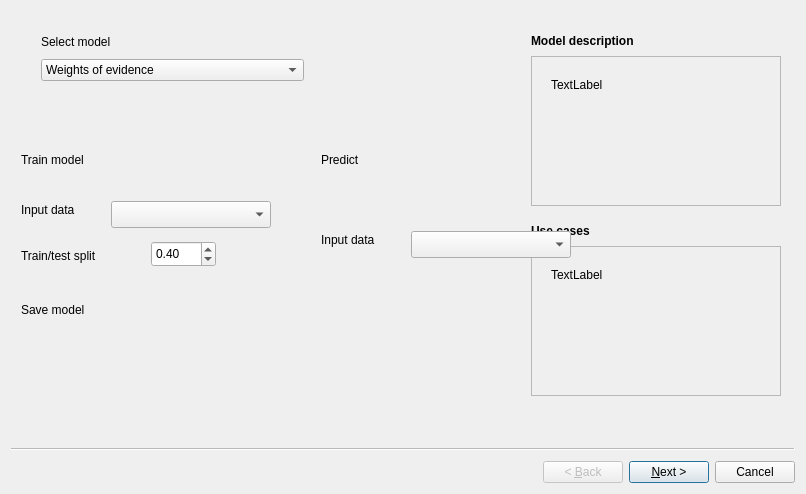
Old version of the form eis_qgis_plugin/resources/ui/model/model_dialog_wizard.ui in the repository GispoCoding/eis_qgis_plugin.
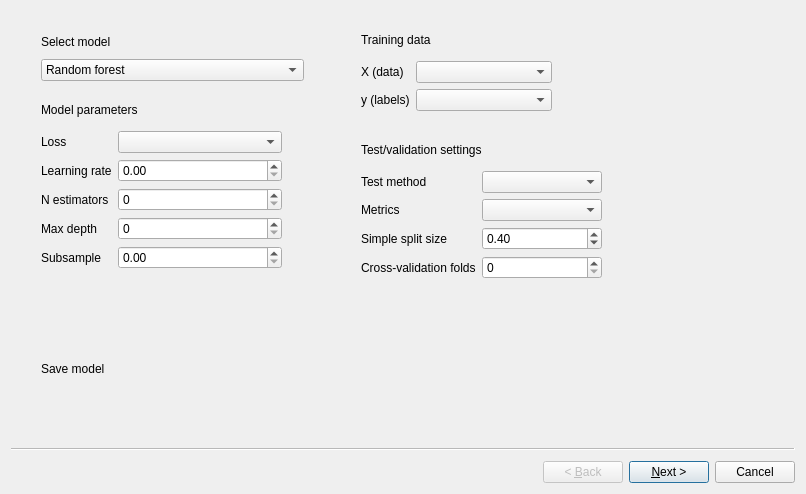
New version of the form. Custom widgets are drawn as their Qt base class.

```diff
--- a/eis_qgis_plugin/resources/ui/model/model_dialog_wizard.ui
+++ b/eis_qgis_plugin/resources/ui/model/model_dialog_wizard.ui
@@ -38,17 +38,7 @@
       <widget class="QComboBox" name="comboBox">
        <item>
         <property name="text">
-         <string>Weights of evidence</string>
-        </property>
-       </item>
-       <item>
-        <property name="text">
-         <string>MLP (Multilayer perceptron)</string>
-        </property>
-       </item>
-       <item>
-        <property name="text">
-         <string>CNN (Convoluted neural netwrok)</string>
+         <string>Random forest</string>
         </property>
        </item>
        <item>
@@ -61,233 +51,46 @@
          <string>Random forests</string>
         </property>
        </item>
-      </widget>
-     </item>
-    </layout>
-   </widget>
-   <widget class="QWidget" name="layoutWidget">
-    <property name="geometry">
-     <rect>
-      <x>520</x>
-      <y>20</y>
-      <width>252</width>
-      <height>175</height>
-     </rect>
-    </property>
-    <layout class="QVBoxLayout" name="verticalLayout_2">
-     <item>
-      <widget class="QLabel" name="label_8">
-       <property name="font">
-        <font>
-         <weight>75</weight>
-         <bold>true</bold>
-        </font>
-       </property>
-       <property name="text">
-        <string>Model description</string>
-       </property>
-      </widget>
-     </item>
-     <item>
-      <widget class="QFrame" name="frame_3">
-       <property name="sizePolicy">
-        <sizepolicy hsizetype="Fixed" vsizetype="Fixed">
-         <horstretch>0</horstretch>
-         <verstretch>0</verstretch>
-        </sizepolicy>
-       </property>
-       <property name="minimumSize">
-        <size>
-         <width>250</width>
-         <height>150</height>
-        </size>
-       </property>
-       <property name="frameShape">
-        <enum>QFrame::StyledPanel</enum>
-       </property>
-       <property name="frameShadow">
-        <enum>QFrame::Raised</enum>
-       </property>
-       <widget class="QLabel" name="label_7">
-        <property name="geometry">
-         <rect>
-          <x>20</x>
-          <y>20</y>
-          <width>67</width>
-          <height>17</height>
-         </rect>
-        </property>
+       <item>
         <property name="text">
-         <string>TextLabel</string>
+         <string>Weights of evidence</string>
         </property>
-       </widget>
+       </item>
       </widget>
      </item>
     </layout>
    </widget>
-   <widget class="QWidget" name="layoutWidget">
-    <property name="geometry">
-     <rect>
-      <x>520</x>
-      <y>210</y>
-      <width>252</width>
-      <height>175</height>
-     </rect>
-    </property>
-    <layout class="QVBoxLayout" name="verticalLayout">
-     <item>
-      <widget class="QLabel" name="label_6">
-       <property name="font">
-        <font>
-         <weight>75</weight>
-         <bold>true</bold>
-        </font>
-       </property>
-       <property name="text">
-        <string>Use cases</string>
-       </property>
-      </widget>
-     </item>
-     <item>
-      <widget class="QFrame" name="frame_2">
-       <property name="sizePolicy">
-        <sizepolicy hsizetype="Fixed" vsizetype="Fixed">
-         <horstretch>0</horstretch>
-         <verstretch>0</verstretch>
-        </sizepolicy>
-       </property>
-       <property name="minimumSize">
-        <size>
-         <width>250</width>
-         <height>150</height>
-        </size>
-       </property>
-       <property name="frameShape">
-        <enum>QFrame::StyledPanel</enum>
-       </property>
-       <property name="frameShadow">
-        <enum>QFrame::Raised</enum>
-       </property>
-       <widget class="QLabel" name="label_5">
-        <property name="geometry">
-         <rect>
-          <x>20</x>
-          <y>20</y>
-          <width>67</width>
-          <height>17</height>
-         </rect>
-        </property>
-        <property name="text">
-         <string>TextLabel</string>
-        </property>
-       </widget>
-      </widget>
-     </item>
-    </layout>
-   </widget>
-   <widget class="QLabel" name="label_2">
-    <property name="geometry">
-     <rect>
-      <x>10</x>
-      <y>140</y>
-      <width>91</width>
-      <height>17</height>
-     </rect>
-    </property>
-    <property name="text">
-     <string>Train model</string>
-    </property>
-   </widget>
    <widget class="QLabel" name="label_4">
     <property name="geometry">
      <rect>
-      <x>310</x>
-      <y>140</y>
-      <width>67</width>
+      <x>30</x>
+      <y>90</y>
+      <width>131</width>
       <height>17</height>
      </rect>
     </property>
     <property name="text">
-     <string>Predict</string>
+     <string>Model parameters</string>
     </property>
    </widget>
-   <widget class="QgsMapLayerComboBox" name="mMapLayerComboBox">
+   <widget class="QLabel" name="label_5">
     <property name="geometry">
      <rect>
-      <x>100</x>
-      <y>190</y>
-      <width>160</width>
-      <height>27</height>
-     </rect>
-    </property>
-   </widget>
-   <widget class="QLabel" name="label_9">
-    <property name="geometry">
-     <rect>
-      <x>10</x>
-      <y>190</y>
-      <width>81</width>
+      <x>350</x>
+      <y>20</y>
+      <width>131</width>
       <height>17</height>
      </rect>
     </property>
     <property name="text">
-     <string>Input data</string>
+     <string>Training data</string>
     </property>
    </widget>
-   <widget class="QLabel" name="label_11">
+   <widget class="QgsFileWidget" name="mQgsFileWidget_2">
     <property name="geometry">
      <rect>
-      <x>10</x>
-      <y>236</y>
-      <width>111</width>
-      <height>17</height>
-     </rect>
-    </property>
-    <property name="text">
-     <string>Train/test split</string>
-    </property>
-   </widget>
-   <widget class="QDoubleSpinBox" name="doubleSpinBox">
-    <property name="geometry">
-     <rect>
-      <x>140</x>
-      <y>230</y>
-      <width>65</width>
-      <height>26</height>
-     </rect>
-    </property>
-    <property name="value">
-     <double>0.400000000000000</double>
-    </property>
-   </widget>
-   <widget class="QLabel" name="label_13">
-    <property name="geometry">
-     <rect>
-      <x>310</x>
-      <y>220</y>
-      <width>81</width>
-      <height>17</height>
-     </rect>
-    </property>
-    <property name="text">
-     <string>Input data</string>
-    </property>
-   </widget>
-   <widget class="QgsMapLayerComboBox" name="mMapLayerComboBox_2">
-    <property name="geometry">
-     <rect>
-      <x>400</x>
-      <y>220</y>
-      <width>160</width>
-      <height>27</height>
-     </rect>
-    </property>
-   </widget>
-   <widget class="QgsFileWidget" name="mQgsFileWidget">
-    <property name="geometry">
-     <rect>
-      <x>110</x>
-      <y>287</y>
+      <x>130</x>
+      <y>347</y>
       <width>151</width>
       <height>27</height>
      </rect>
@@ -296,16 +99,182 @@
    <widget class="QLabel" name="label_15">
     <property name="geometry">
      <rect>
-      <x>10</x>
-      <y>290</y>
+      <x>30</x>
+      <y>350</y>
       <width>91</width>
-      <height>17</height>
+      <height>16</height>
      </rect>
     </property>
     <property name="text">
      <string>Save model</string>
     </property>
    </widget>
+   <widget class="QLabel" name="label_6">
+    <property name="geometry">
+     <rect>
+      <x>350</x>
+      <y>130</y>
+      <width>171</width>
+      <height>17</height>
+     </rect>
+    </property>
+    <property name="text">
+     <string>Test/validation settings</string>
+    </property>
+   </widget>
+   <widget class="QWidget" name="layoutWidget">
+    <property name="geometry">
+     <rect>
+      <x>30</x>
+      <y>120</y>
+      <width>241</width>
+      <height>161</height>
+     </rect>
+    </property>
+    <layout class="QFormLayout" name="formLayout_2">
+     <item row="0" column="0">
+      <widget class="QLabel" name="lossLabel">
+       <property name="text">
+        <string>Loss</string>
+       </property>
+      </widget>
+     </item>
+     <item row="0" column="1">
+      <widget class="QComboBox" name="lossComboBox"/>
+     </item>
+     <item row="1" column="0">
+      <widget class="QLabel" name="learningRateLabel">
+       <property name="text">
+        <string>Learning rate</string>
+       </property>
+      </widget>
+     </item>
+     <item row="1" column="1">
+      <widget class="QgsDoubleSpinBox" name="learningRateQgsDoubleSpinBox"/>
+     </item>
+     <item row="2" column="0">
+      <widget class="QLabel" name="nEstimatorsLabel">
+       <property name="text">
+        <string>N estimators</string>
+       </property>
+      </widget>
+     </item>
+     <item row="2" column="1">
+      <widget class="QgsSpinBox" name="nEstimatorsQgsSpinBox"/>
+     </item>
+     <item row="3" column="0">
+      <widget class="QLabel" name="maxDepthLabel">
+       <property name="text">
+        <string>Max depth</string>
+       </property>
+      </widget>
+     </item>
+     <item row="3" column="1">
+      <widget class="QgsSpinBox" name="maxDepthQgsSpinBox"/>
+     </item>
+     <item row="4" column="0">
+      <widget class="QLabel" name="subsampleLabel">
+       <property name="text">
+        <string>Subsample</string>
+       </property>
+      </widget>
+     </item>
+     <item row="4" column="1">
+      <widget class="QgsDoubleSpinBox" name="subsampleQgsDoubleSpinBox"/>
+     </item>
+    </layout>
+   </widget>
+   <widget class="QWidget" name="layoutWidget">
+    <property name="geometry">
+     <rect>
+      <x>350</x>
+      <y>50</y>
+      <width>191</width>
+      <height>58</height>
+     </rect>
+    </property>
+    <layout class="QFormLayout" name="formLayout_3">
+     <item row="0" column="0">
+      <widget class="QLabel" name="label_9">
+       <property name="text">
+        <string>X (data)</string>
+       </property>
+      </widget>
+     </item>
+     <item row="0" column="1">
+      <widget class="QgsMapLayerComboBox" name="mMapLayerComboBox"/>
+     </item>
+     <item row="1" column="0">
+      <widget class="QLabel" name="label_2">
+       <property name="text">
+        <string>y (labels)</string>
+       </property>
+      </widget>
+     </item>
+     <item row="1" column="1">
+      <widget class="QgsMapLayerComboBox" name="mMapLayerComboBox_2"/>
+     </item>
+    </layout>
+   </widget>
+   <widget class="QWidget" name="layoutWidget">
+    <property name="geometry">
+     <rect>
+      <x>350</x>
+      <y>160</y>
+      <width>241</width>
+      <height>122</height>
+     </rect>
+    </property>
+    <layout class="QFormLayout" name="formLayout_4">
+     <item row="0" column="0">
+      <widget class="QLabel" name="testMethodLabel_4">
+       <property name="text">
+        <string>Test method</string>
+       </property>
+      </widget>
+     </item>
+     <item row="0" column="1">
+      <widget class="QComboBox" name="testMethodComboBox_3"/>
+     </item>
+     <item row="1" column="0">
+      <widget class="QLabel" name="testMethodLabel_3">
+       <property name="text">
+        <string>Metrics</string>
+       </property>
+      </widget>
+     </item>
+     <item row="1" column="1">
+      <widget class="QComboBox" name="testMethodComboBox_4"/>
+     </item>
+     <item row="2" column="0">
+      <widget class="QLabel" name="simpleSplitSizeLabel_2">
+       <property name="text">
+        <string>Simple split size</string>
+       </property>
+      </widget>
+     </item>
+     <item row="2" column="1">
+      <widget class="QDoubleSpinBox" name="doubleSpinBox_2">
+       <property name="minimum">
+        <double>0.010000000000000</double>
+       </property>
+       <property name="value">
+        <double>0.400000000000000</double>
+       </property>
+      </widget>
+     </item>
+     <item row="3" column="0">
+      <widget class="QLabel" name="crossValidationFoldsLabel_2">
+       <property name="text">
+        <string>Cross-validation folds</string>
+       </property>
+      </widget>
+     </item>
+     <item row="3" column="1">
+      <widget class="QgsSpinBox" name="crossValidationFoldsQgsSpinBox_2"/>
+     </item>
+    </layout>
+   </widget>
   </widget>
   <widget class="QWizardPage" name="wizardPage"/>
   <widget class="QWizardPage" name="wizardPage2">
@@ -475,6 +444,11 @@
   </widget>
  </widget>
  <customwidgets>
+  <customwidget>
+   <class>QgsDoubleSpinBox</class>
+   <extends>QDoubleSpinBox</extends>
+   <header>qgsdoublespinbox.h</header>
+  </customwidget>
   <customwidget>
    <class>QgsFileWidget</class>
    <extends>QWidget</extends>
@@ -485,6 +459,11 @@
    <extends>QComboBox</extends>
    <header>qgsmaplayercombobox.h</header>
   </customwidget>
+  <customwidget>
+   <class>QgsSpinBox</class>
+   <extends>QSpinBox</extends>
+   <header>qgsspinbox.h</header>
+  </customwidget>
  </customwidgets>
  <resources/>
  <connections/>
```
Left out of the diff: 4 changed lines with no effect on the pictures.
